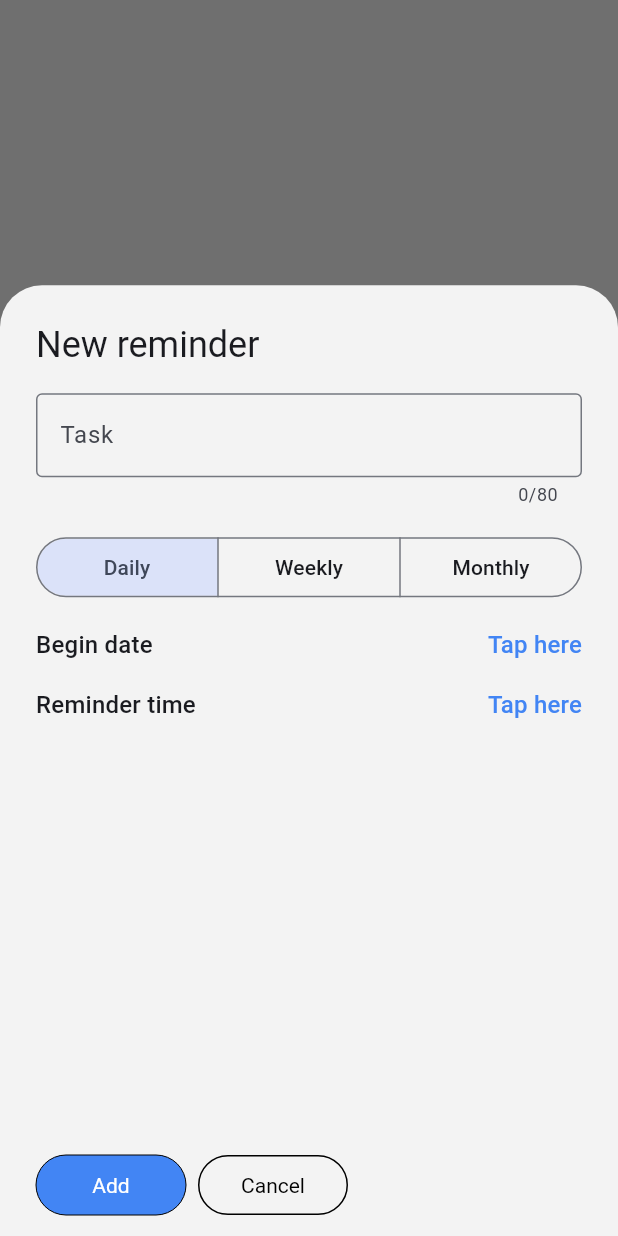
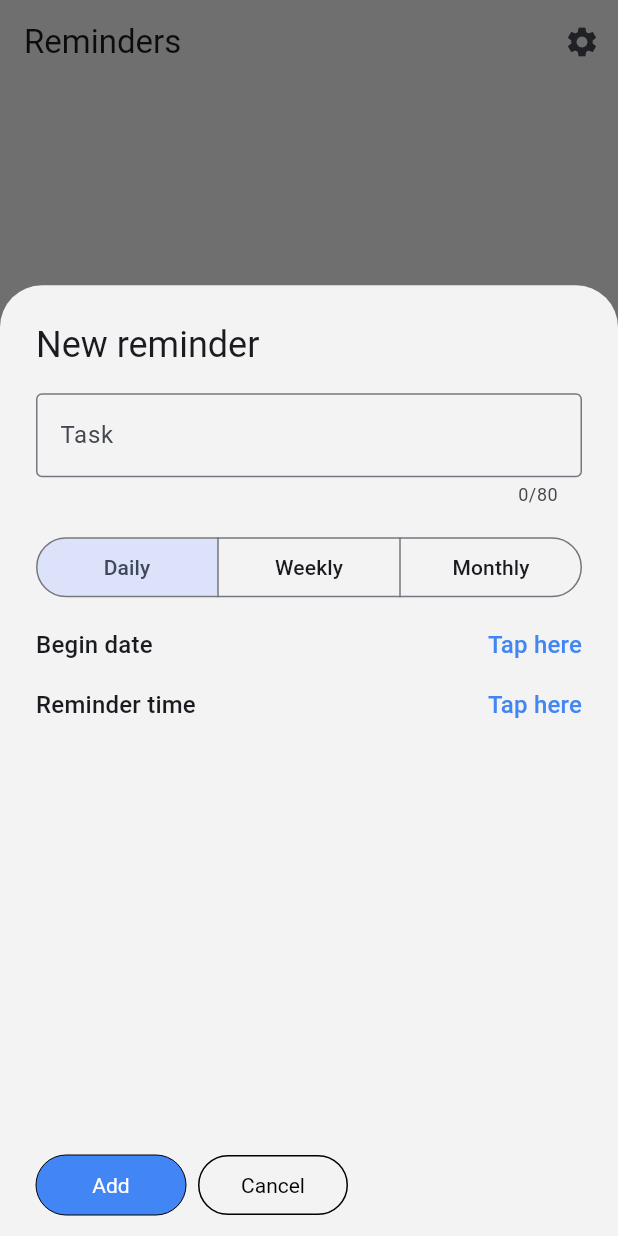
Before and after one commit to YoanMen/RecurAlarm, a Flutter app: the screen it shows after launch, after a tap on the "add" icon, on a phone screen of 412 x 824 dp. Run offline on Flutter 3.47's test engine with Material 2 defaults, Android fonts, the light colour scheme and no system bars; our stand-ins replace awesome_notifications, flutter_riverpod, fluttertoast, go_router, sqflite; missing offline and left inert: workmanager; accounts and stored records are empty; generated files the repository leaves out were written again.

Commit message:
begin setting menu

```diff
--- a/lib/domain/entities/notification_reminder.dart
+++ b/lib/domain/entities/notification_reminder.dart
@@ -4,11 +4,7 @@ class NotificationReminder {
   final int uuid;
   final String task;
   final DateTime date;
-  final TimeOfDay time;
 
   NotificationReminder(
-      {required this.uuid,
-      required this.task,
-      required this.date,
-      required this.time});
+      {required this.uuid, required this.task, required this.date});
 }
--- a/lib/main.dart
+++ b/lib/main.dart
@@ -2,8 +2,6 @@ import 'package:awesome_notifications/awesome_notifications.dart';
 import 'package:flutter/material.dart';
 import 'package:flutter_localizations/flutter_localizations.dart';
 import 'package:flutter_riverpod/flutter_riverpod.dart';
-import 'package:recurring_alarm/domain/usecases/reminder_usecase.dart';
-import 'package:recurring_alarm/presentation/reminder/viewmodels/reminder_view_model.dart';
 import 'package:recurring_alarm/services/notification_services.dart';
 import 'package:recurring_alarm/routing/app_routes.dart';
 import 'package:recurring_alarm/services/background_services.dart';
@@ -29,6 +27,8 @@ void callbackDispatcher() {
 Future<void> main() async {
   WidgetsFlutterBinding.ensureInitialized();
   await NotificationServices.initializeNotification();
+
+  Workmanager().cancelAll();
   initWorkManager();
 
   runApp(const ProviderScope(child: MainApp()));
--- a/lib/presentation/reminder/screens/landing/landing_screen.dart
+++ b/lib/presentation/reminder/screens/landing/landing_screen.dart
@@ -13,6 +13,11 @@ class LandingScreen extends ConsumerWidget {
   Widget build(BuildContext context, WidgetRef ref) {
     final reminderProviderWatch = ref.watch(reminderViewModel);
     return Scaffold(
+        appBar: AppBar(title: const Text("Reminders"), actions: [
+          IconButton(
+              onPressed: () => context.pushNamed(AppRoute.settings.name),
+              icon: const Icon(Icons.settings)),
+        ]),
         floatingActionButton: FloatingActionButton(
             onPressed: () =>
                 ref.read(reminderViewModel.notifier).openAddReminder(context),
@@ -26,29 +31,11 @@ class LandingScreen extends ConsumerWidget {
                 child: Stack(
                   children: [
                     (reminder.isNotEmpty || reminderProviderWatch.loading)
-                        ? RefreshIndicator(
-                            onRefresh: () async {
-                              await ref
-                                  .read(reminderViewModel.notifier)
-                                  .initializeReminders();
-                            },
-                            child: ListView.builder(
-                              padding:
-                                  const EdgeInsets.only(bottom: 80, top: 0),
-                              itemCount: reminder.length + 1,
-                              itemBuilder: (context, index) => (index == 0)
-                                  ? Padding(
-                                      padding: const EdgeInsets.only(right: 16),
-                                      child: Align(
-                                        alignment: Alignment.centerRight,
-                                        child: IconButton(
-                                            onPressed: () => context.pushNamed(
-                                                AppRoute.settings.name),
-                                            icon: const Icon(Icons.settings)),
-                                      ),
-                                    )
-                                  : ReminderCard(reminder: reminder[index - 1]),
-                            ),
+                        ? ListView.builder(
+                            padding: const EdgeInsets.only(bottom: 80, top: 0),
+                            itemCount: reminder.length,
+                            itemBuilder: (context, index) =>
+                                ReminderCard(reminder: reminder[index]),
                           )
                         : Center(
                             child: Text(
--- a/lib/presentation/reminder/viewmodels/reminder_view_model.dart
+++ b/lib/presentation/reminder/viewmodels/reminder_view_model.dart
@@ -29,7 +29,7 @@ class ReminderViewModel extends StateNotifier<ReminderState> {
   }
 
   Future initializeReminders() async {
-    await _reminderUsecase.updatesReminders();
+    // await _reminderUsecase.updatesReminders();
 
     fetchAllReminders();
   }
--- a/lib/theme/custom_theme.dart
+++ b/lib/theme/custom_theme.dart
@@ -18,6 +18,7 @@ class CustomTheme {
           elevation: 0,
           backgroundColor: Palette.scaffoldColor,
         ),
+        appBarTheme: const AppBarTheme(backgroundColor: Colors.transparent),
         datePickerTheme: const DatePickerThemeData(
             elevation: 0,
             backgroundColor: Palette.scaffoldColor,
```
Also changed, not shown: lib/domain/reminder_calculator.dart (+1 -11 lines), lib/domain/usecases/reminder_usecase.dart (+5 -4 lines), lib/presentation/reminder/screens/setting/settings_screen.dart (+14 -12 lines), lib/presentation/reminder/widgets/settings/setting_container.dart (added, +36 -0 lines), lib/services/background_services.dart (+8 -3 lines), lib/services/notification_services.dart (+6 -9 lines), pubspec.lock.
